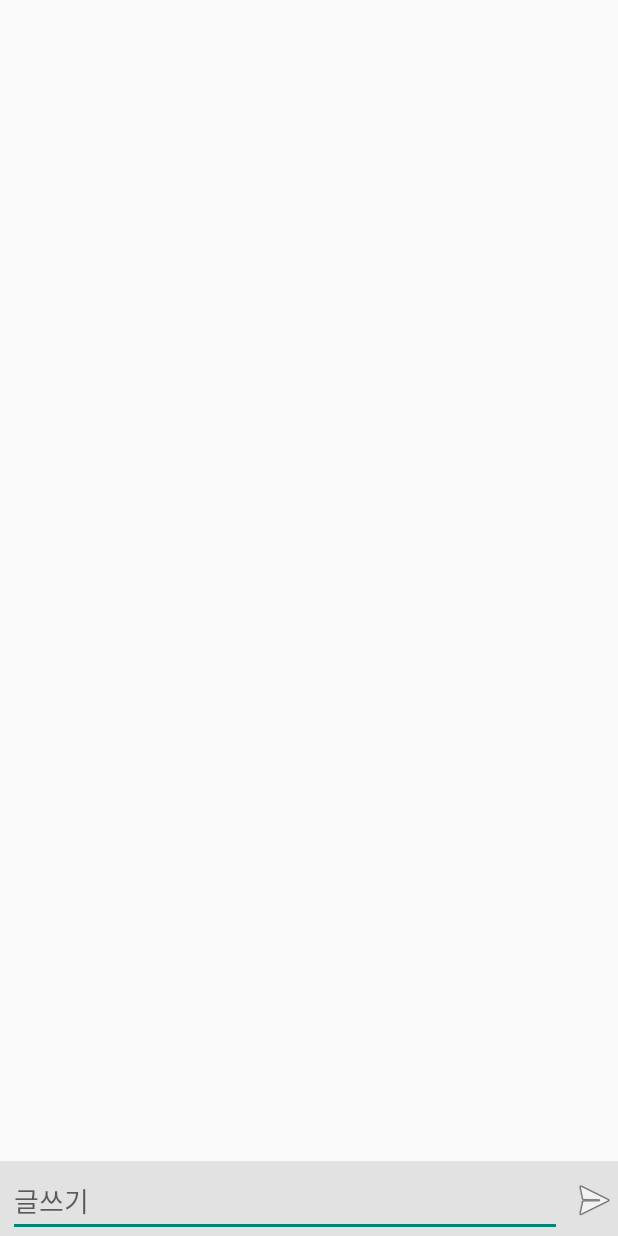
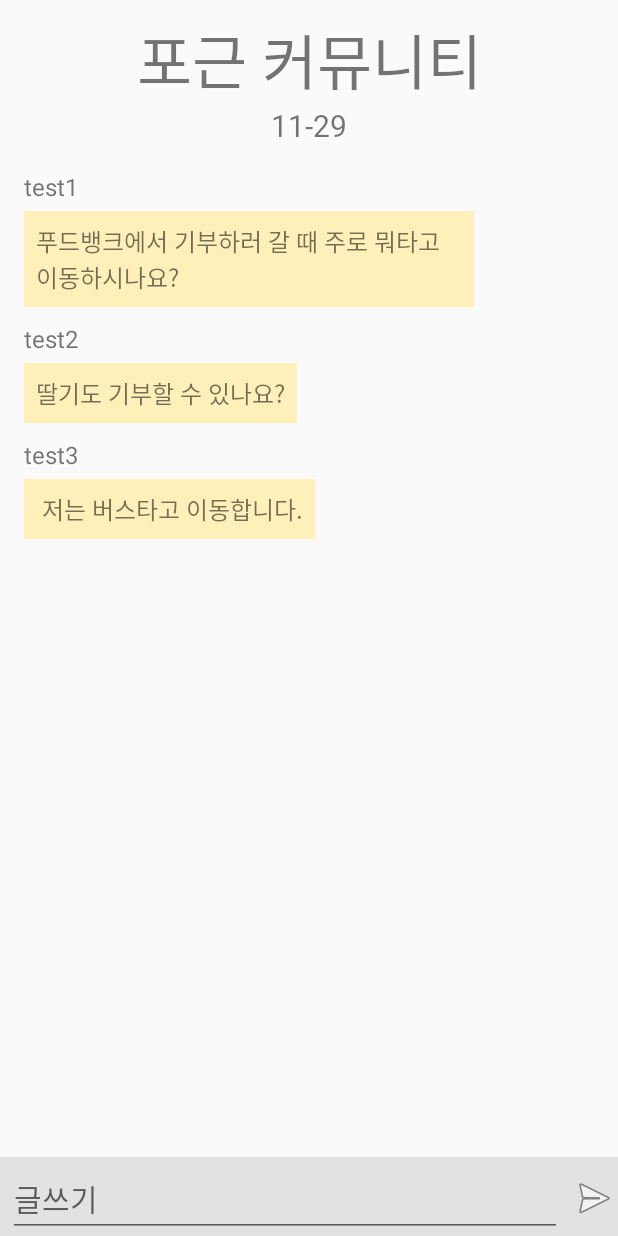
Before and after one commit to soyeonJeonDEV/Pogeun, an Android app: the CommunityPage screen opened directly, with no data from a screen before it, on a phone screen of 412 x 824 dp. Run offline under Robolectric (Android 15) with nearby library versions, the phone set to English and light mode, and no system bars.

Commit message:
commnunity 수정

```diff
--- /dev/null
+++ b/app/src/main/java/com/hackarthon/foodbank/CommunityAdapter.java
@@ -0,0 +1,87 @@
+package com.hackarthon.foodbank;
+
+import android.content.Context;
+import android.content.SharedPreferences;
+import android.view.LayoutInflater;
+import android.view.View;
+import android.view.ViewGroup;
+import android.widget.BaseAdapter;
+import android.widget.RelativeLayout;
+import android.widget.TextView;
+
+import java.lang.reflect.Array;
+import java.util.ArrayList;
+import java.util.List;
+
+public class CommunityAdapter extends BaseAdapter {
+    ArrayList<CommunityItem> items;
+    Context context;
+    SharedPreferences preferences;
+
+    public CommunityAdapter(Context context,ArrayList<CommunityItem> items){
+        this.items = items;
+        this.context = context;
+    }
+
+    @Override
+    public int getCount(){
+        return items.size();
+    }
+
+    public void addItem(CommunityItem item){
+        items.add(item);
+    }
+
+
+
+    @Override
+    public CommunityItem getItem(int position){
+        return items.get(position);
+    }
+
+    @Override
+    public long getItemId(int position){
+        return position;
+    }
+
+    @Override
+    public View getView(int position, View converView, ViewGroup parent) {
+
+        LayoutInflater inflater = (LayoutInflater) context.getSystemService(Context.LAYOUT_INFLATER_SERVICE);
+        converView = inflater.inflate(R.layout.community_chat,null);
+
+        TextView communityItemUser = converView.findViewById(R.id.communityItemUser);
+        TextView communityItemMsg = converView.findViewById(R.id.communityItemMsg);
+
+        CommunityItem item = items.get(position);
+        communityItemUser.setText(item.userEmail);
+        communityItemMsg.setText(item.comment);
+
+        preferences = context.getSharedPreferences("pref",Context.MODE_PRIVATE);
+
+        RelativeLayout.LayoutParams params = (RelativeLayout.LayoutParams) communityItemMsg.getLayoutParams();
+        RelativeLayout.LayoutParams paramsUser = (RelativeLayout.LayoutParams) communityItemUser.getLayoutParams();
+
+        //로그인한 name값이 같으면 채팅창을 오른쪽으로
+        if(items.get(position).userEmail == preferences.getString("name","")){
+            params.addRule(RelativeLayout.ALIGN_PARENT_RIGHT,RelativeLayout.TRUE);
+            paramsUser.addRule(RelativeLayout.ALIGN_PARENT_RIGHT,RelativeLayout.TRUE);
+            communityItemMsg.setBackgroundResource(R.drawable.chat_left);
+            //name이 다르면 채팅창을 왼쪽으로
+        }else{
+            params.addRule(RelativeLayout.ALIGN_PARENT_LEFT,RelativeLayout.TRUE);
+            paramsUser.addRule(RelativeLayout.ALIGN_PARENT_LEFT,RelativeLayout.TRUE);
+            communityItemMsg.setBackgroundResource(R.drawable.chat_right);
+        }
+
+
+
+
+
+        return converView;
+
+    }
+
+
+
+}
--- /dev/null
+++ b/app/src/main/java/com/hackarthon/foodbank/CommunityItem.java
@@ -0,0 +1,22 @@
+package com.hackarthon.foodbank;
+
+public class CommunityItem {
+
+    String userEmail;
+    String comment;
+
+
+    public CommunityItem(String userEmail, String comment) {
+        this.userEmail = userEmail;
+        this.comment = comment;
+    }
+
+    public String getUserEmail() {
+        return userEmail;
+    }
+
+    public String getComment() {
+        return comment;
+    }
+
+}
--- a/app/src/main/java/com/hackarthon/foodbank/CommunityPage.java
+++ b/app/src/main/java/com/hackarthon/foodbank/CommunityPage.java
@@ -1,40 +1,90 @@
 package com.hackarthon.foodbank;
 
 
+import android.content.Context;
+import android.content.SharedPreferences;
 import android.os.Bundle;
 
 
+import android.view.View;
+import android.view.ViewGroup;
+import android.widget.BaseAdapter;
 import android.widget.EditText;
 import android.widget.ImageView;
 import android.widget.ListView;
+import android.widget.RelativeLayout;
+import android.widget.TextView;
 
 
 import androidx.appcompat.app.AppCompatActivity;
 
+import java.text.SimpleDateFormat;
+import java.util.ArrayList;
+import java.util.Date;
+
 
 public class CommunityPage extends AppCompatActivity {
 
+    TextView date;
     ListView communityChatList;
     ImageView communityChatBtn;
     EditText comment_et;
+    String userEmail;
 
-    String userEmail = "";
+    long now;
+    Date mdate;
+    SimpleDateFormat sdf = new SimpleDateFormat("MM-dd");
+
+    SharedPreferences preferences;
+
+    ArrayList<CommunityItem> items;
 
     @Override
     protected void onCreate(Bundle savedInstanceState) {
         super.onCreate(savedInstanceState);
         setContentView(R.layout.community);
 
+        this.InitializeData();
+
+        preferences = getSharedPreferences("pref", Context.MODE_PRIVATE);
+
+        date = (TextView) findViewById(R.id.date);
         communityChatList = (ListView) findViewById(R.id.communityChatList);
         communityChatBtn = (ImageView) findViewById(R.id.communityChatSendBtn);
-
-
         comment_et = (EditText) findViewById(R.id.communityChatSendText);
 
-        userEmail = getIntent().getStringExtra("userEmail");
+        //어댑터 연결
+        CommunityAdapter adapter = new CommunityAdapter(this,items);
+        communityChatList.setAdapter(adapter);
 
+        date.setText(getTime());
+
+        communityChatBtn.setOnClickListener(new View.OnClickListener() {
+            @Override
+            public void onClick(View v) {
+                items.add(new CommunityItem(preferences.getString("name",""), comment_et.getText().toString()));
+                adapter.notifyDataSetChanged();
+                communityChatList.setSelection(items.size());
+                comment_et.setText("");
+            }
+        });
 
 
     }
+    //예시
+    public void InitializeData(){
+        items = new ArrayList<CommunityItem>();
+
+        items.add(new CommunityItem("test1", "푸드뱅크에서 기부하러 갈 때 주로 뭐타고 이동하시나요?"));
+        items.add(new CommunityItem("test2", "딸기도 기부할 수 있나요?"));
+        items.add(new CommunityItem("test3", " 저는 버스타고 이동합니다."));
+    }
+
+    //현재 날짜 받아오기
+    private String getTime(){
+        now = System.currentTimeMillis();
+        mdate = new Date(now);
+        return sdf.format(mdate);
+    }
 
 }
--- a/app/src/main/res/drawable/chat_left.xml
+++ b/app/src/main/res/drawable/chat_left.xml
@@ -1,10 +1,10 @@
 <?xml version="1.0" encoding="utf-8"?>
 <selector xmlns:android="http://schemas.android.com/apk/res/android">
-<item>
-    <shape android:shape="rectangle">
-        <corners android:radius="50dp"/>
-        <stroke android:width="1dp" android:color="#eaeaea"/>
-        <gradient android:angle="-90" android:startColor="#eaeaea" android:endColor="#eaeaea"/>
-    </shape>
-</item>
+    <item>
+        <shape android:shape="rectangle">
+            <corners android:radius="0dp"/>
+            <stroke android:width="1dp" android:color="#efc600"/>
+            <gradient android:angle="0" android:startColor="#efc600" android:endColor="#efc600"/>
+        </shape>
+    </item>
 </selector>
--- a/app/src/main/res/drawable/chat_right.xml
+++ b/app/src/main/res/drawable/chat_right.xml
@@ -2,9 +2,9 @@
 <selector xmlns:android="http://schemas.android.com/apk/res/android">
     <item>
         <shape android:shape="rectangle">
-            <corners android:radius="50dp" />
-            <stroke android:width="1dp" android:color="#0084ff" />
-            <gradient android:angle="-90" android:endColor="#0084ff" android:startColor="#0084ff" />
+            <corners android:radius="0dp" />
+            <stroke android:width="1dp" android:color="#fff0ba" />
+            <gradient android:endColor="#fff0ba" android:startColor="#fff0ba" />
         </shape>
     </item>
 </selector>
--- a/app/src/main/res/layout/community.xml
+++ b/app/src/main/res/layout/community.xml
@@ -2,7 +2,23 @@
 <LinearLayout xmlns:android="http://schemas.android.com/apk/res/android"
     android:layout_width="match_parent"
     android:layout_height="match_parent"
-    android:orientation="vertical">
+    android:orientation="vertical"
+    android:layout_marginTop="10dp">
+
+    <TextView
+        android:layout_width="match_parent"
+        android:layout_height="wrap_content"
+        android:text="포근 커뮤니티"
+        android:textSize="40dp"
+        android:fontFamily="@font/gowundodum"
+        android:gravity="center"/>
+    <TextView
+        android:id="@+id/date"
+        android:fontFamily="@font/gowundodum"
+        android:layout_width="match_parent"
+        android:layout_height="wrap_content"
+        android:gravity="center"
+        android:textSize="20dp"/>
 
     <ListView
         android:id="@+id/communityChatList"
@@ -26,6 +42,7 @@
             android:layout_marginLeft="5dp"
             android:layout_marginTop="2dp"
             android:layout_weight="1"
+            android:textSize="20dp"
             android:hint="글쓰기"/>
         <ImageView
             android:id="@+id/communityChatSendBtn"
--- a/app/src/main/res/layout/community_chat.xml
+++ b/app/src/main/res/layout/community_chat.xml
@@ -2,11 +2,22 @@
 <RelativeLayout xmlns:android="http://schemas.android.com/apk/res/android"
     android:layout_width="match_parent"
     android:layout_height="match_parent">
-<TextView
-    android:id="@+id/communityItemMsg"
-    android:layout_width="wrap_content"
-    android:layout_height="wrap_content"
-    android:maxWidth="300dp"
-    android:textSize="16dp"
-    android:padding="8dp"/>
+
+    <TextView
+        android:id="@+id/communityItemUser"
+        android:layout_width="wrap_content"
+        android:layout_height="27dp"
+        android:maxWidth="300dp"
+        android:text="email"
+        android:textSize="16dp" />
+
+    <TextView
+        android:id="@+id/communityItemMsg"
+        android:layout_width="wrap_content"
+        android:layout_height="wrap_content"
+        android:maxWidth="300dp"
+        android:padding="8dp"
+        android:text="안녕하세요"
+        android:layout_below="@+id/communityItemUser"
+        android:textSize="16dp" />
 </RelativeLayout>
--- a/app/src/main/res/layout/guideline.xml
+++ b/app/src/main/res/layout/guideline.xml
@@ -2,7 +2,7 @@
 <LinearLayout xmlns:android="http://schemas.android.com/apk/res/android"
     android:layout_width="match_parent"
     android:layout_height="match_parent"
-    android:layout_margin="20dp"
+    android:layout_margin="10dp"
     android:orientation="vertical">
 
     <LinearLayout
@@ -16,6 +16,7 @@
             android:layout_height="match_parent"
             android:gravity="center"
             android:text="포근 이용 가이드"
+            android:padding="30dp"
             android:fontFamily="@font/gowundodum"
             android:textSize="40dp"
             android:autoSizeTextType="uniform"/>
--- a/app/src/main/res/layout/statisticscheck.xml
+++ b/app/src/main/res/layout/statisticscheck.xml
@@ -13,6 +13,13 @@
         android:textSize="40dp"
         android:gravity="center"
         android:layout_marginBottom="20dp"/>
+    <TextView
+        android:layout_width="match_parent"
+        android:layout_height="wrap_content"
+        android:gravity="right"
+        android:text="20.12 갱신"
+        android:paddingRight="10dp"
+        android:fontFamily="@font/gowundodum"/>
     <ListView
         android:id="@+id/statistics"
         android:layout_width="match_parent"
```
